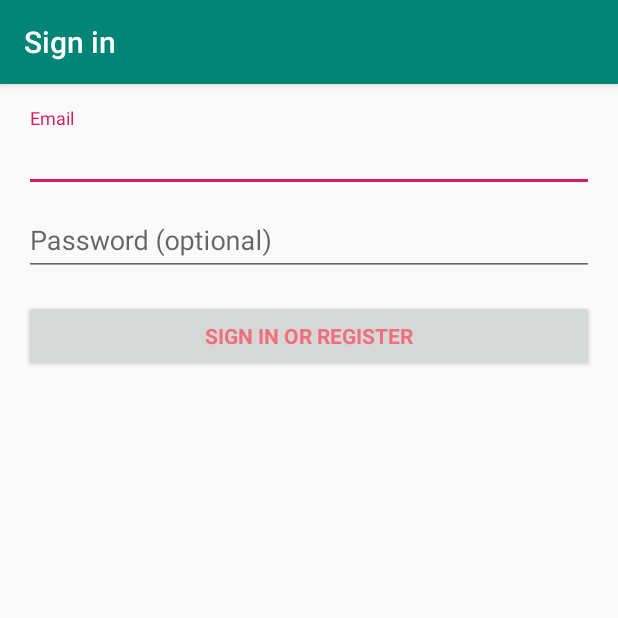
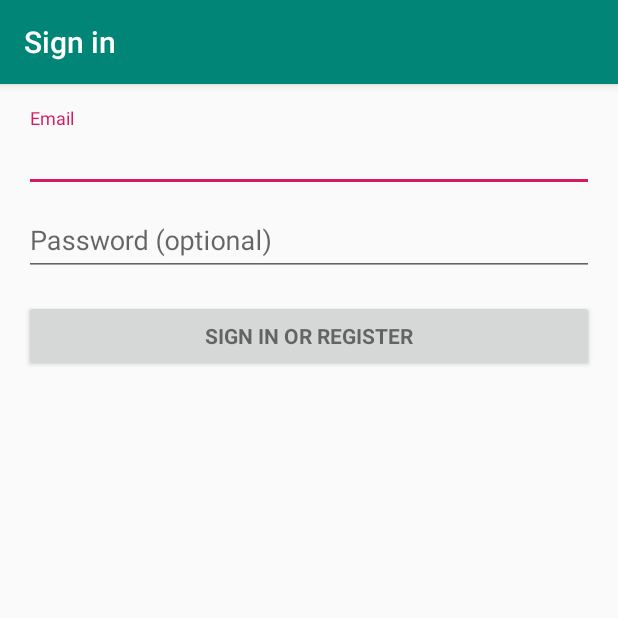
Before and after one commit to sydneymainga/Imarisha, an Android app: the Login_leader screen opened directly, with no data from a screen before it, on a phone screen of 412 x 824 dp, the top half of it. Run offline under Robolectric (Android 15) with nearby library versions, the light colour scheme and no system bars; 2 statements that could not run were skipped.

Commit message:
icons done

```diff
--- a/app/src/main/res/layout/activity_login_leader.xml
+++ b/app/src/main/res/layout/activity_login_leader.xml
@@ -70,7 +70,7 @@
                 style="?android:textAppearanceSmall"
                 android:layout_width="match_parent"
                 android:layout_height="wrap_content"
-                android:textColor="#f16f7d"
+
                 android:layout_marginTop="16dp"
                 android:text="@string/action_sign_in"
                 android:textStyle="bold" />
--- a/app/src/main/res/layout/activity_main.xml
+++ b/app/src/main/res/layout/activity_main.xml
@@ -13,7 +13,7 @@
         android:layout_height="0dp"
         android:layout_marginTop="70dp"
         android:layout_marginBottom="71dp"
-        android:src="@drawable/app_icon"
+        android:src="@drawable/crown"
         app:layout_constraintBottom_toTopOf="@+id/button_leader"
         app:layout_constraintEnd_toEndOf="parent"
         app:layout_constraintStart_toStartOf="parent"
@@ -39,7 +39,7 @@
         android:layout_width="200dp"
         android:layout_height="0dp"
         android:layout_marginBottom="173dp"
-        android:src="@drawable/app_icon"
+        android:src="@drawable/nurse"
         app:layout_constraintBottom_toBottomOf="parent"
         app:layout_constraintEnd_toEndOf="parent"
         app:layout_constraintStart_toStartOf="parent"
```
Also changed, not shown: app/src/main/java/com/example/imarisha/Login_health.java (+11 -0 lines), app/src/main/res/drawable/nurse.PNG (added).
